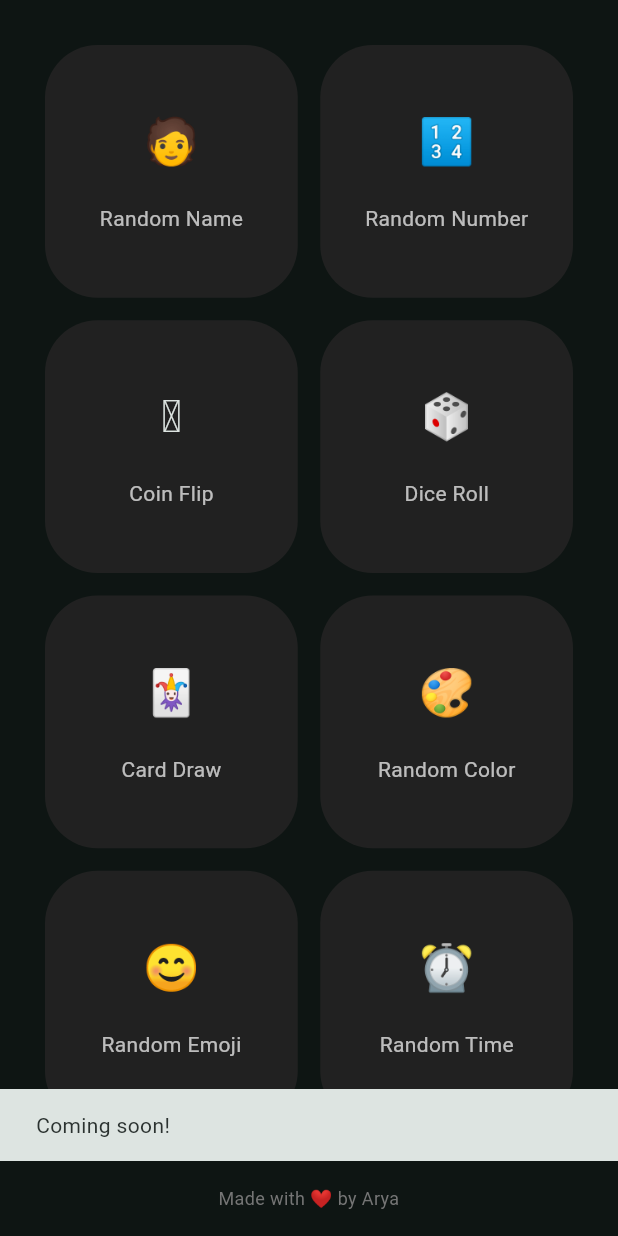
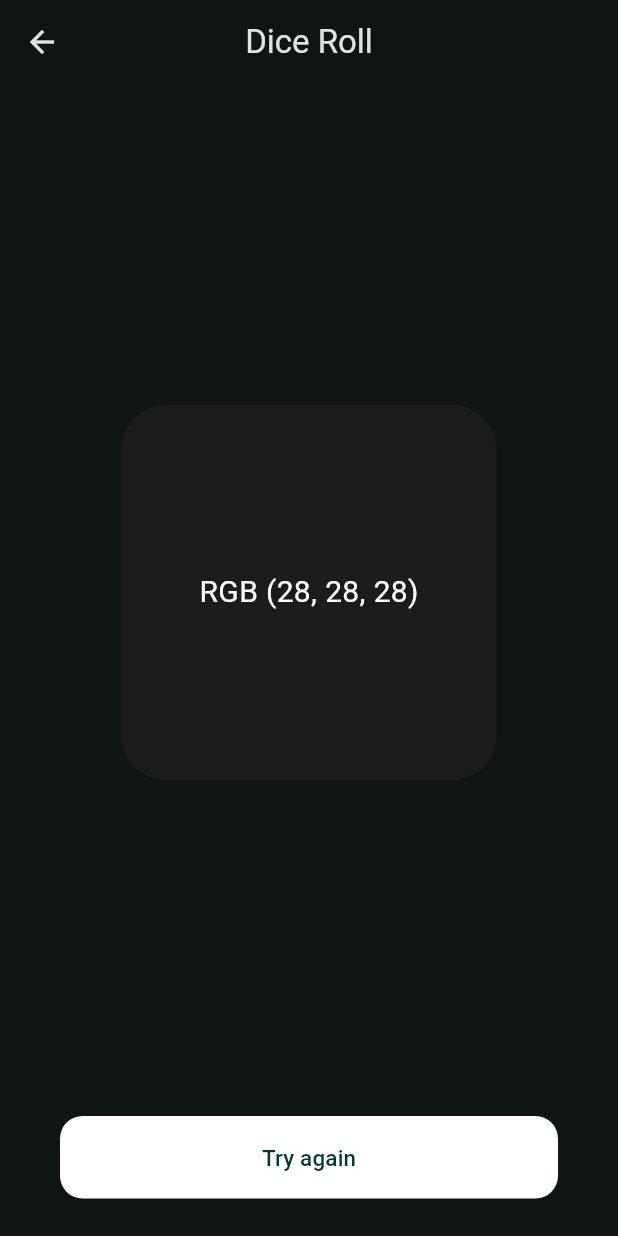
Before and after one commit to arya-sianati/Random-Picker, a Flutter app: the ItemsPage screen opened directly, after a tap on "Random Color", on a phone screen of 412 x 824 dp. Run offline on Flutter 3.47's test engine with Material 3 defaults, Android fonts, the phone set to English and light mode, and no system bars.

Commit message:
add random color

```diff
--- a/lib/views/pages/items_page.dart
+++ b/lib/views/pages/items_page.dart
@@ -1,6 +1,7 @@
 import 'package:flutter/material.dart';
 import 'package:random_picker/views/pages/coin%20flip/coin_flip.dart';
 import 'package:random_picker/views/pages/dice%20roll/dice_roll_items.dart';
+import 'package:random_picker/views/pages/random%20color/random_color_items.dart';
 import 'package:random_picker/views/pages/random%20name/random_name_items.dart';
 import 'package:random_picker/views/pages/random%20number/random_number_items.dart';
 
@@ -13,7 +14,7 @@ class ItemsPage extends StatelessWidget {
     {'name': 'Coin Flip', 'desc': '🪙', 'destination': CoinFlip()},
     {'name': 'Dice Roll', 'desc': '🎲', 'destination': DiceRoll()},
     {'name': 'Card Draw', 'desc': '🃏', 'destination': ''},
-    {'name': 'Random Color', 'desc': '🎨', 'destination': ''},
+    {'name': 'Random Color', 'desc': '🎨', 'destination': RandomColor()},
     {'name': 'Random Emoji', 'desc': '😊', 'destination': ''},
     {'name': 'Random Time', 'desc': '⏰', 'destination': ''},
     {'name': 'Random Image', 'desc': '🖼️', 'destination': ''},
--- a/lib/views/pages/random color/random_color_items.dart
+++ b/lib/views/pages/random color/random_color_items.dart
@@ -0,0 +1,80 @@
+import 'dart:math';
+import 'package:flutter/material.dart';
+
+class RandomColor extends StatefulWidget {
+  const RandomColor({super.key});
+
+  @override
+  State<RandomColor> createState() => _RandomColorState();
+}
+
+class _RandomColorState extends State<RandomColor> {
+
+  int getRandomItem() {
+    final random = Random();
+    return random.nextInt(256);
+  }
+
+  late List<int> colors;
+
+  @override
+  void initState() {
+    super.initState();
+    colors = [getRandomItem(), getRandomItem(), getRandomItem()];
+  }
+
+  @override
+  void dispose() {
+    super.dispose();
+  }
+
+  @override
+  Widget build(BuildContext context) {
+    return Scaffold(
+      appBar: AppBar(title: const Text('Dice Roll'), centerTitle: true),
+      body: SafeArea(
+        child: Stack(
+          alignment: Alignment.center,
+          children: [
+            Center(
+              child: Container(
+                width: 250,
+                height: 250,
+                decoration: BoxDecoration(
+                  color: Color.fromRGBO(colors[0], colors[1], colors[2], 1),
+                  borderRadius: BorderRadius.circular(30),
+                ),
+              ),
+            ),
+            Text(
+              'RGB (${colors[0]}, ${colors[1]}, ${colors[2]})',
+              style: TextStyle(
+                color:
+                    (colors[0] > 127 && colors[1] > 127 && colors[2] > 127)
+                        ? Colors.black
+                        : Colors.white,
+                fontSize: 20,
+              ),
+            ),
+          ],
+        ),
+      ),
+      bottomNavigationBar: Padding(
+        padding: const EdgeInsets.fromLTRB(40.0, 10.0, 40.0, 25.0),
+        child: FilledButton(
+          onPressed: () {
+            Navigator.pop(context);
+          },
+          style: FilledButton.styleFrom(
+            backgroundColor: Colors.white,
+            shape: RoundedRectangleBorder(
+              borderRadius: BorderRadius.circular(15),
+            ),
+            minimumSize: const Size(200, 55),
+          ),
+          child: const Text('Try again', style: TextStyle(fontSize: 15)),
+        ),
+      ),
+    );
+  }
+}
```
